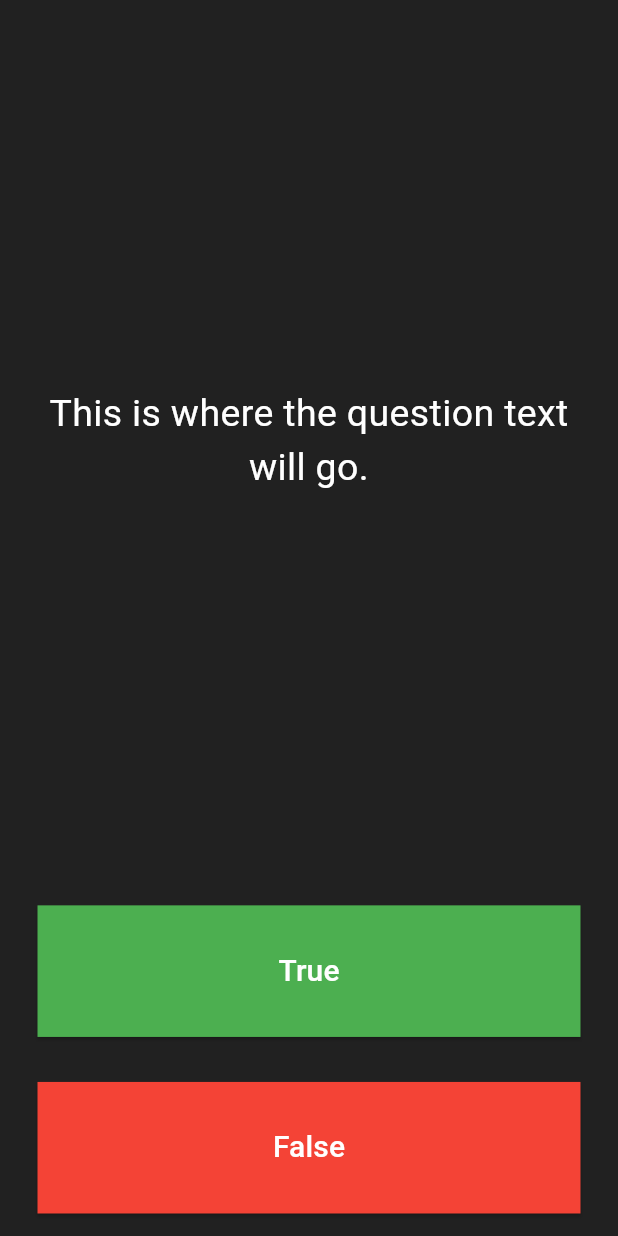
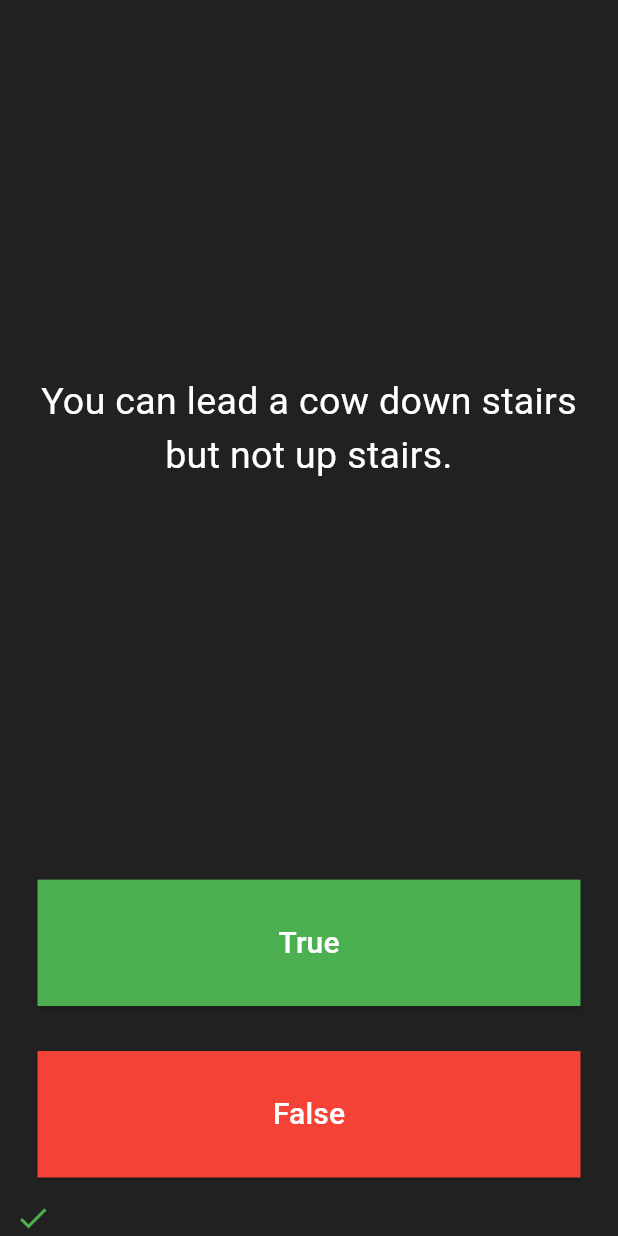
Before and after one commit to colinleroux/flutter-appbrewery-section-10, a Flutter app: the screen it shows after launch, after a tap on "True", on a phone screen of 412 x 824 dp. Run offline on Flutter 3.47's test engine with Material 3 defaults, Android fonts, the phone set to English and light mode, and no system bars; our stand-ins replace rflutter_alert.

Commit message:
finished project

```diff
--- a/lib/main.dart
+++ b/lib/main.dart
@@ -1,5 +1,8 @@
+import 'quiz_brain.dart';
 import 'package:flutter/material.dart';
+import 'package:rflutter_alert/rflutter_alert.dart';
 
+QuizBrain quizBrain = QuizBrain();
 void main() => runApp(Quizzler());
 
 class Quizzler extends StatelessWidget {
@@ -26,6 +29,39 @@ class QuizPage extends StatefulWidget {
 
 class _QuizPageState extends State<QuizPage> {
   @override
+  List<Widget> scoreKeeper = [];
+
+  void checkAnswer(bool userPickedAnswer) {
+    bool correctAnswer = quizBrain.getCorrectAnswer();
+    setState(() {
+      if (quizBrain.isFinished() == true) {
+        Alert(
+          context: context,
+          title: 'Finished!',
+          desc: 'You\'ve reached the end of the quiz.',
+        ).show();
+
+        //TODO Step 4 Part C - reset the questionNumber,
+        quizBrain.reset();
+
+        //TODO Step 4 Part D - empty out the scoreKeeper.
+        scoreKeeper = [];
+      } else {
+        if (userPickedAnswer == correctAnswer) {
+          scoreKeeper.add(Icon(
+            Icons.check,
+            color: Colors.green,
+          ));
+        } else {
+          scoreKeeper.add(Icon(Icons.close, color: Colors.red));
+        }
+        ;
+
+        quizBrain.nextQuestion();
+      }
+    });
+  }
+
   Widget build(BuildContext context) {
     return Column(
       mainAxisAlignment: MainAxisAlignment.spaceBetween,
@@ -37,7 +73,7 @@ class _QuizPageState extends State<QuizPage> {
             padding: EdgeInsets.all(10.0),
             child: Center(
               child: Text(
-                'This is where the question text will go.',
+                quizBrain.getQuestionText(),
                 textAlign: TextAlign.center,
                 style: TextStyle(
                   fontSize: 25.0,
@@ -59,6 +95,7 @@ class _QuizPageState extends State<QuizPage> {
                 ),
               ),
               onPressed: () {
+                checkAnswer(true);
                 // The user picked true.
               },
               child: const Text(
@@ -83,7 +120,7 @@ class _QuizPageState extends State<QuizPage> {
                 ),
               ),
               onPressed: () {
-                // The user picked false.
+                checkAnswer(false);
               },
               child: const Text(
                 'False',
@@ -93,16 +130,10 @@ class _QuizPageState extends State<QuizPage> {
                 ),
               ),
             ),
-            //TODO: Add a Row here as your score keeper
           ),
         ),
+        Row(children: scoreKeeper),
       ],
     );
   }
 }
-
-/*
-question1: 'You can lead a cow down stairs but not up stairs.', false,
-question2: 'Approximately one quarter of human bones are in the feet.', true,
-question3: 'A slug\'s blood is green.', true,
-*/
--- /dev/null
+++ b/lib/question.dart
@@ -0,0 +1,6 @@
+class Question {
+  String questionText;
+  bool questionAnswer;
+
+  Question(this.questionText, this.questionAnswer);
+}
--- /dev/null
+++ b/lib/quiz_brain.dart
@@ -0,0 +1,62 @@
+import 'package:app10/question.dart';
+
+class QuizBrain {
+  int _questionNumber = 0;
+
+  List<Question> _questionBank = [
+    Question('Some cats are actually allergic to humans', true),
+    Question('You can lead a cow down stairs but not up stairs.', false),
+    Question('Approximately one quarter of human bones are in the feet.', true),
+    Question('A slug\'s blood is green.', true),
+    Question('Buzz Aldrin\'s mother\'s maiden name was \"Moon\".', true),
+    Question('It is illegal to pee in the Ocean in Portugal.', true),
+    Question(
+        'No piece of square dry paper can be folded in half more than 7 times.',
+        false),
+    Question(
+        'In London, UK, if you happen to die in the House of Parliament, you are technically entitled to a state funeral, because the building is considered too sacred a place.',
+        true),
+    Question(
+        'The loudest sound produced by any animal is 188 decibels. That animal is the African Elephant.',
+        false),
+    Question(
+        'The total surface area of two human lungs is approximately 70 square metres.',
+        true),
+    Question('Google was originally called \"Backrub\".', true),
+    Question(
+        'Chocolate affects a dog\'s heart and nervous system; a few ounces are enough to kill a small dog.',
+        true),
+    Question(
+        'In West Virginia, USA, if you accidentally hit an animal with your car, you are free to take it home to eat.',
+        true),
+  ];
+
+  void nextQuestion() {
+    if (_questionNumber < _questionBank.length - 1) {
+      _questionNumber++;
+    }
+    print(_questionNumber);
+    print(_questionBank.length);
+  }
+
+  String getQuestionText() {
+    return _questionBank[_questionNumber].questionText;
+  }
+
+  bool getCorrectAnswer() {
+    return _questionBank[_questionNumber].questionAnswer;
+  }
+
+  bool isFinished() {
+    if (_questionNumber >= _questionBank.length - 1) {
+      print('Now returning true');
+      return true;
+    } else {
+      return false;
+    }
+  }
+
+  void reset() {
+    _questionNumber = 0;
+  }
+}
--- a/pubspec.yaml
+++ b/pubspec.yaml
@@ -32,9 +32,11 @@ dependencies:
     sdk: flutter
 
 
+
   # The following adds the Cupertino Icons font to your application.
   # Use with the CupertinoIcons class for iOS style icons.
   cupertino_icons: ^1.0.8
+  rflutter_alert: ^2.0.7
 
 dev_dependencies:
   flutter_test:
```
